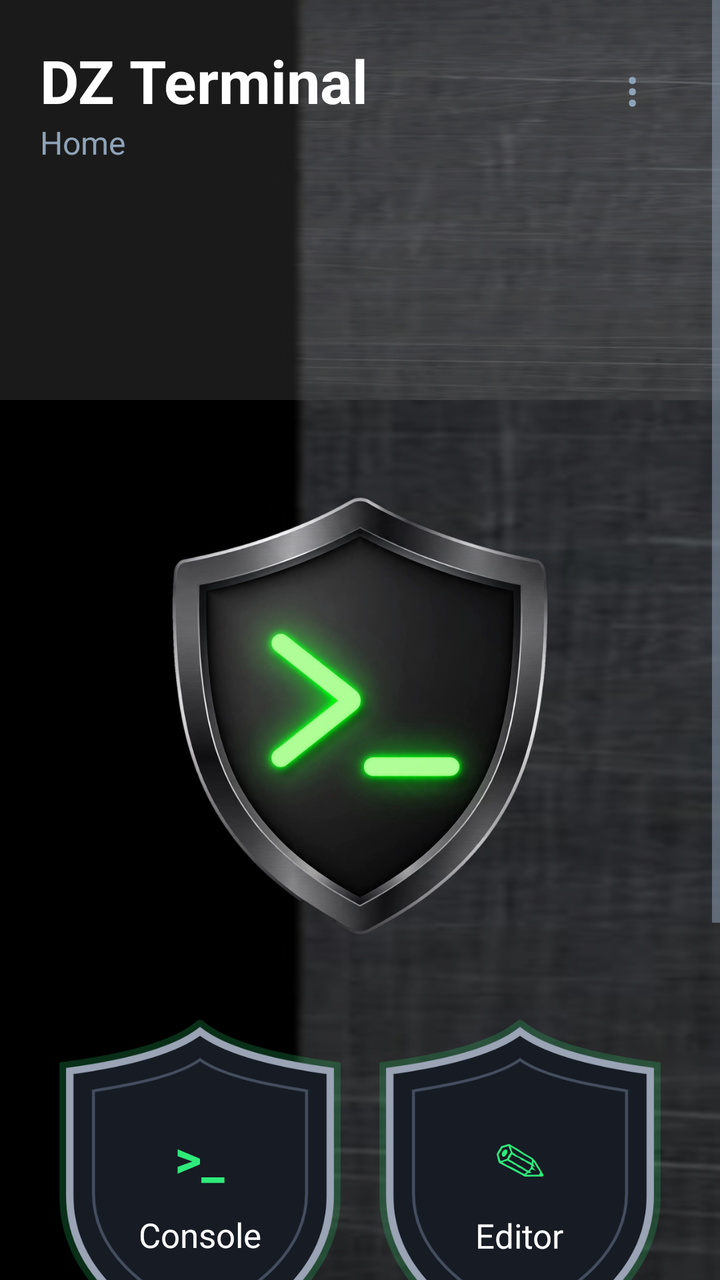
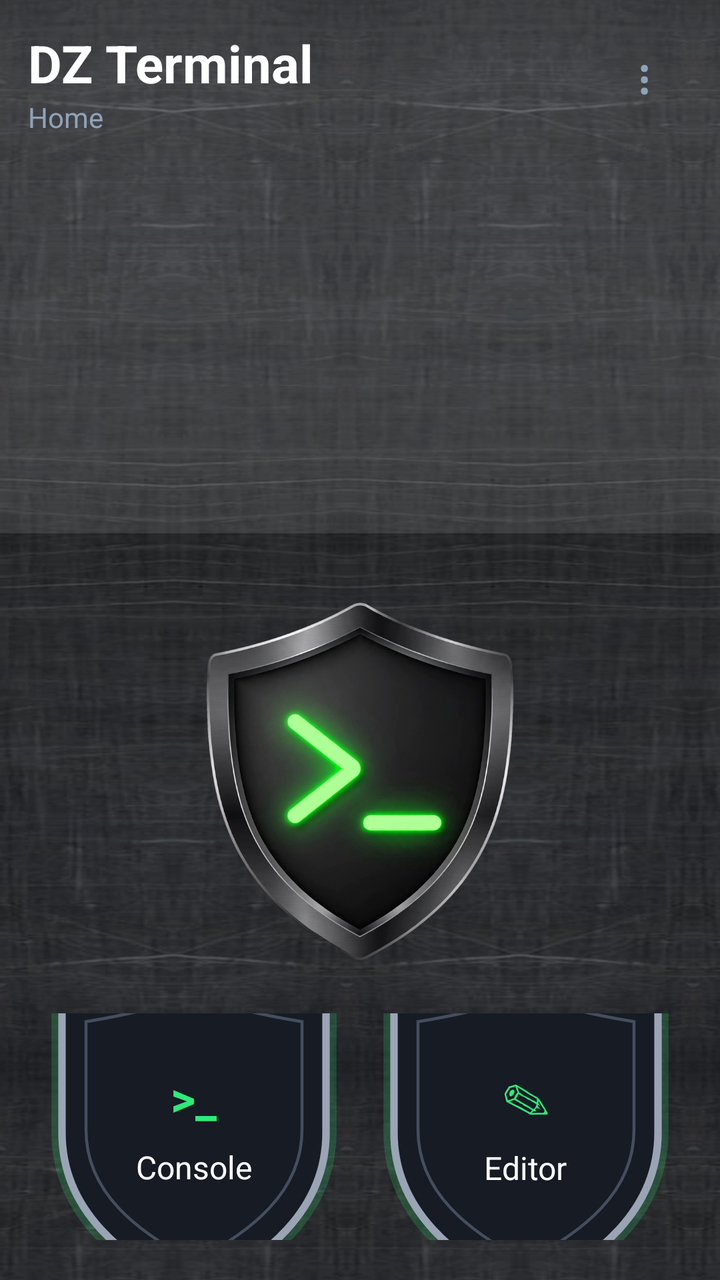

Two renders of the same Android screen: before a commit and after it. Below are the layout's source before the change and the commit's diff.
<!-- AndroidManifest.xml: application theme DzTheme -->
<!-- res/layout/activity_home.xml -->
<?xml version="1.0" encoding="utf-8"?>
<ScrollView xmlns:android="http://schemas.android.com/apk/res/android"
    android:layout_width="match_parent"
    android:layout_height="match_parent"
    android:fillViewport="true"
    android:background="@drawable/steel_bg">

    <LinearLayout
        android:layout_width="match_parent"
        android:layout_height="wrap_content"
        android:orientation="vertical">

        
        <RelativeLayout
            android:layout_width="match_parent"
            android:layout_height="wrap_content"
            android:background="@drawable/steel_header"
            android:padding="20dp">

            <LinearLayout
                android:layout_width="wrap_content"
                android:layout_height="wrap_content"
                android:orientation="vertical"
                android:layout_alignParentStart="true">

                <TextView
                    android:layout_width="wrap_content"
                    android:layout_height="wrap_content"
                    android:text="@string/app_name"
                    android:textSize="30sp"
                    android:textStyle="bold"
                    android:textColor="@color/dz_white" />

                <TextView
                    android:layout_width="wrap_content"
                    android:layout_height="wrap_content"
                    android:text="@string/home_subtitle"
                    android:textSize="16sp"
                    android:textColor="@color/dz_muted" />
            </LinearLayout>

            <Button
                android:id="@+id/home_menu"
                android:layout_width="48dp"
                android:layout_height="48dp"
                android:layout_alignParentEnd="true"
                android:text="@string/menu"
                android:textSize="24sp"
                android:textColor="@color/dz_muted"
                android:background="@android:color/transparent" />
        </RelativeLayout>

        <LinearLayout
            android:layout_width="match_parent"
            android:layout_height="wrap_content"
            android:orientation="vertical"
            android:padding="20dp">

            
            <LinearLayout
                android:layout_width="match_parent"
                android:layout_height="wrap_content"
                android:gravity="center"
                android:layout_marginTop="8dp"
                android:layout_marginBottom="16dp">

                <ImageView
                    android:id="@+id/home_terminal_button"
                    android:layout_width="220dp"
                    android:layout_height="260dp"
                    android:src="@drawable/home_shield"
                    android:scaleType="fitCenter"
                    android:clickable="true"
                    android:focusable="true"
                    android:background="@android:color/transparent"
                    android:contentDescription="@string/card_console" />
            </LinearLayout>

            
            <LinearLayout
                android:layout_width="match_parent"
                android:layout_height="wrap_content"
                android:orientation="horizontal">

                <LinearLayout
                    android:id="@+id/card_console"
                    android:layout_width="0dp"
                    android:layout_height="170dp"
                    android:layout_weight="1"
                    android:layout_margin="6dp"
                    android:orientation="vertical"
                    android:gravity="center"
                    android:clickable="true"
                    android:focusable="true"
                    android:background="@drawable/shield_card">

                    <TextView
                        android:layout_width="wrap_content"
                        android:layout_height="wrap_content"
                        android:text="@string/terminal_glyph"
                        android:textSize="26sp"
                        android:textStyle="bold"
                        android:textColor="@color/dz_green" />

                    <TextView
                        android:layout_width="wrap_content"
                        android:layout_height="wrap_content"
                        android:layout_marginTop="10dp"
                        android:text="@string/card_console"
                        android:textSize="17sp"
                        android:textColor="@color/dz_white" />
                </LinearLayout>

                <LinearLayout
                    android:id="@+id/card_editor"
                    android:layout_width="0dp"
                    android:layout_height="170dp"
                    android:layout_weight="1"
                    android:layout_margin="6dp"
                    android:orientation="vertical"
                    android:gravity="center"
                    android:clickable="true"
                    android:focusable="true"
                    android:background="@drawable/shield_card">

                    <TextView
                        android:layout_width="wrap_content"
                        android:layout_height="wrap_content"
                        android:text="✎"
                        android:textSize="26sp"
                        android:textColor="@color/dz_green" />

                    <TextView
                        android:layout_width="wrap_content"
                        android:layout_height="wrap_content"
                        android:layout_marginTop="10dp"
                        android:text="@string/card_editor"
                        android:textSize="17sp"
                        android:textColor="@color/dz_white" />
                </LinearLayout>
            </LinearLayout>

            
            <LinearLayout
                android:layout_width="match_parent"
                android:layout_height="wrap_content"
                android:orientation="horizontal">

                <LinearLayout
                    android:id="@+id/card_programs"
                    android:layout_width="0dp"
                    android:layout_height="170dp"
                    android:layout_weight="1"
                    android:layout_margin="6dp"
                    android:orientation="vertical"
                    android:gravity="center"
                    android:clickable="true"
                    android:focusable="true"
                    android:background="@drawable/shield_card">

                    <TextView
                        android:layout_width="wrap_content"
                        android:layout_height="wrap_content"
                        android:text="&lt;/&gt;"
                        android:textSize="26sp"
                        android:textStyle="bold"
                        android:textColor="@color/dz_green" />

                    <TextView
                        android:layout_width="wrap_content"
                        android:layout_height="wrap_content"
                        android:layout_marginTop="10dp"
                        android:text="@string/card_programs"
                        android:textSize="17sp"
                        android:textColor="@color/dz_white" />
                </LinearLayout>

                <LinearLayout
                    android:id="@+id/card_qpypi"
                    android:layout_width="0dp"
                    android:layout_height="170dp"
                    android:layout_weight="1"
                    android:layout_margin="6dp"
                    android:orientation="vertical"
                    android:gravity="center"
                    android:clickable="true"
                    android:focusable="true"
                    android:background="@drawable/shield_card">

                    <TextView
                        android:layout_width="wrap_content"
                        android:layout_height="wrap_content"
                        android:text="▦"
                        android:textSize="26sp"
                        android:textColor="@color/dz_green" />

                    <TextView
                        android:layout_width="wrap_content"
                        android:layout_height="wrap_content"
                        android:layout_marginTop="10dp"
                        android:text="@string/card_qpypi"
                        android:textSize="17sp"
                        android:textColor="@color/dz_white" />
                </LinearLayout>
            </LinearLayout>
        </LinearLayout>
    </LinearLayout>
</ScrollView>
<!-- resources referenced by this layout -->
<resources>
  <color name="dz_green">#2EEA7A</color>
  <color name="dz_muted">#8FA3B8</color>
  <color name="dz_white">#FFFFFF</color>
  <!-- drawable shield_card (drawable) -->
  <?xml version="1.0" encoding="utf-8"?>
  <selector xmlns:android="http://schemas.android.com/apk/res/android">
      <item android:state_focused="true" android:drawable="@drawable/shield_bg_active" />
      <item android:state_pressed="true" android:drawable="@drawable/shield_bg_active" />
      <item android:drawable="@drawable/shield_bg" />
  </selector>
  <!-- drawable steel_bg: png bitmap (drawable-xxxhdpi, 135696 bytes) -->
  <!-- drawable steel_header (drawable) -->
  <?xml version="1.0" encoding="utf-8"?>
  <layer-list xmlns:android="http://schemas.android.com/apk/res/android">
      <item android:drawable="@drawable/steel_bg" />
      <item>
          <shape android:shape="rectangle">
              <solid android:color="#1AFFFFFF" />
          </shape>
      </item>
  </layer-list>
  <string name="app_name">DZ Terminal</string>
  <string name="card_console">Console</string>
  <string name="card_editor">Editor</string>
  <string name="card_programs">Programs</string>
  <string name="card_qpypi">QPYPI</string>
  <string name="home_subtitle">Home</string>
  <string name="menu">⋮</string>
  <string name="terminal_glyph">&gt;_</string>
  <style name="DzTheme" parent="android:Theme.Material.NoActionBar">
          <item name="android:windowBackground">@color/dz_navy</item>
          <item name="android:colorBackground">@color/dz_navy</item>
          <item name="android:textColor">@color/dz_white</item>
          <item name="android:textColorPrimary">@color/dz_white</item>
          <item name="android:textColorSecondary">@color/dz_muted</item>
          <item name="android:colorAccent">@color/dz_green</item>
      </style>
  <!-- drawable shield_bg (drawable) -->
  <?xml version="1.0" encoding="utf-8"?>
  <vector xmlns:android="http://schemas.android.com/apk/res/android"
      android:width="120dp"
      android:height="144dp"
      android:viewportWidth="100"
      android:viewportHeight="120">
      <path
          android:fillColor="#00000000"
          android:strokeColor="#332EEA7A"
          android:strokeWidth="7"
          android:pathData="M50,4 C60,12 80,16 94,18 L94,62 C94,88 74,104 50,116 C26,104 6,88 6,62 L6,18 C20,16 40,12 50,4 Z" />
      <path
          android:fillColor="#161B24"
          android:strokeColor="#9AA4B5"
          android:strokeWidth="2.5"
          android:pathData="M50,4 C60,12 80,16 94,18 L94,62 C94,88 74,104 50,116 C26,104 6,88 6,62 L6,18 C20,16 40,12 50,4 Z" />
      <path
          android:fillColor="#00000000"
          android:strokeColor="#454E5E"
          android:strokeWidth="1"
          android:pathData="M50,14 C58,20 74,23 86,25 L86,61 C86,82 69,95 50,105 C31,95 14,82 14,61 L14,25 C26,23 42,20 50,14 Z" />
  </vector>
  <color name="dz_navy">#0A1A2F</color>
  <!-- unchanged entries left out for length: 2 -->
</resources>

<!-- the commit's change to res/layout/activity_home.xml (unified diff, before → after) -->
@@ -1,208 +1,202 @@
 <?xml version="1.0" encoding="utf-8"?>
-<ScrollView xmlns:android="http://schemas.android.com/apk/res/android"
+<LinearLayout xmlns:android="http://schemas.android.com/apk/res/android"
     android:layout_width="match_parent"
     android:layout_height="match_parent"
-    android:fillViewport="true"
+    android:orientation="vertical"
     android:background="@drawable/steel_bg">
+
+    
+    <RelativeLayout
+        android:layout_width="match_parent"
+        android:layout_height="wrap_content"
+        android:background="@drawable/steel_header"
+        android:padding="14dp">
+
+        <LinearLayout
+            android:layout_width="wrap_content"
+            android:layout_height="wrap_content"
+            android:orientation="vertical"
+            android:layout_alignParentStart="true">
+
+            <TextView
+                android:layout_width="wrap_content"
+                android:layout_height="wrap_content"
+                android:text="@string/app_name"
+                android:textSize="26sp"
+                android:textStyle="bold"
+                android:textColor="@color/dz_white" />
+
+            <TextView
+                android:layout_width="wrap_content"
+                android:layout_height="wrap_content"
+                android:text="@string/home_subtitle"
+                android:textSize="14sp"
+                android:textColor="@color/dz_muted" />
+        </LinearLayout>
+
+        <Button
+            android:id="@+id/home_menu"
+            android:layout_width="48dp"
+            android:layout_height="48dp"
+            android:layout_alignParentEnd="true"
+            android:text="@string/menu"
+            android:textSize="24sp"
+            android:textColor="@color/dz_muted"
+            android:background="@android:color/transparent" />
+    </RelativeLayout>
 
     <LinearLayout
         android:layout_width="match_parent"
         android:layout_height="wrap_content"
-        android:orientation="vertical">
+        android:orientation="vertical"
+        android:paddingStart="16dp"
+        android:paddingEnd="16dp"
+        android:paddingTop="12dp"
+        android:paddingBottom="8dp">
 
         
-        <RelativeLayout
+        <LinearLayout
             android:layout_width="match_parent"
             android:layout_height="wrap_content"
-            android:background="@drawable/steel_header"
-            android:padding="20dp">
-
-            <LinearLayout
-                android:layout_width="wrap_content"
-                android:layout_height="wrap_content"
-                android:orientation="vertical"
-                android:layout_alignParentStart="true">
-
-                <TextView
-                    android:layout_width="wrap_content"
-                    android:layout_height="wrap_content"
-                    android:text="@string/app_name"
-                    android:textSize="30sp"
+            android:gravity="center"
+            android:layout_marginTop="6dp"
+            android:layout_marginBottom="10dp">
+
+            <ImageView
+                android:id="@+id/home_terminal_button"
+                android:layout_width="180dp"
+                android:layout_height="212dp"
+                android:src="@drawable/home_shield"
+                android:scaleType="fitCenter"
+                android:clickable="true"
+                android:focusable="true"
+                android:background="@android:color/transparent"
+                android:contentDescription="@string/card_console" />
+        </LinearLayout>
+
+        
+        <LinearLayout
+            android:layout_width="match_parent"
+            android:layout_height="wrap_content"
+            android:orientation="horizontal"
+            android:gravity="center"
+            android:layout_marginBottom="12dp">
+
+            <LinearLayout
+                android:id="@+id/card_console"
+                android:layout_width="150dp"
+                android:layout_height="180dp"
+                android:orientation="vertical"
+                android:gravity="center"
+                android:clickable="true"
+                android:focusable="true"
+                android:background="@drawable/shield_card">
+
+                <TextView
+                    android:layout_width="wrap_content"
+                    android:layout_height="wrap_content"
+                    android:text="@string/terminal_glyph"
+                    android:textSize="24sp"
                     android:textStyle="bold"
-                    android:textColor="@color/dz_white" />
-
-                <TextView
-                    android:layout_width="wrap_content"
-                    android:layout_height="wrap_content"
-                    android:text="@string/home_subtitle"
-                    android:textSize="16sp"
-                    android:textColor="@color/dz_muted" />
-            </LinearLayout>
-
-            <Button
-                android:id="@+id/home_menu"
-                android:layout_width="48dp"
-                android:layout_height="48dp"
-                android:layout_alignParentEnd="true"
-                android:text="@string/menu"
-                android:textSize="24sp"
-                android:textColor="@color/dz_muted"
-                android:background="@android:color/transparent" />
-        </RelativeLayout>
-
+                    android:textColor="@color/dz_green" />
+
+                <TextView
+                    android:layout_width="wrap_content"
+                    android:layout_height="wrap_content"
+                    android:layout_marginTop="8dp"
+                    android:text="@string/card_console"
+                    android:textSize="16sp"
+                    android:textColor="@color/dz_white" />
+            </LinearLayout>
+
+            <LinearLayout
+                android:id="@+id/card_editor"
+                android:layout_width="150dp"
+                android:layout_height="180dp"
+                android:layout_marginStart="16dp"
+                android:orientation="vertical"
+                android:gravity="center"
+                android:clickable="true"
+                android:focusable="true"
+                android:background="@drawable/shield_card">
+
+                <TextView
+                    android:layout_width="wrap_content"
+                    android:layout_height="wrap_content"
+                    android:text="✎"
+                    android:textSize="24sp"
+                    android:textColor="@color/dz_green" />
+
+                <TextView
+                    android:layout_width="wrap_content"
+                    android:layout_height="wrap_content"
+                    android:layout_marginTop="8dp"
+                    android:text="@string/card_editor"
+                    android:textSize="16sp"
+                    android:textColor="@color/dz_white" />
+            </LinearLayout>
+        </LinearLayout>
+
+        
         <LinearLayout
             android:layout_width="match_parent"
             android:layout_height="wrap_content"
-            android:orientation="vertical"
-            android:padding="20dp">
-
-            
-            <LinearLayout
-                android:layout_width="match_parent"
-                android:layout_height="wrap_content"
-                android:gravity="center"
-                android:layout_marginTop="8dp"
-                android:layout_marginBottom="16dp">
-
-                <ImageView
-                    android:id="@+id/home_terminal_button"
-                    android:layout_width="220dp"
-                    android:layout_height="260dp"
-                    android:src="@drawable/home_shield"
-                    android:scaleType="fitCenter"
-                    android:clickable="true"
-                    android:focusable="true"
-                    android:background="@android:color/transparent"
-                    android:contentDescription="@string/card_console" />
-            </LinearLayout>
-
-            
-            <LinearLayout
-                android:layout_width="match_parent"
-                android:layout_height="wrap_content"
-                android:orientation="horizontal">
-
-                <LinearLayout
-                    android:id="@+id/card_console"
-                    android:layout_width="0dp"
-                    android:layout_height="170dp"
-                    android:layout_weight="1"
-                    android:layout_margin="6dp"
-                    android:orientation="vertical"
-                    android:gravity="center"
-                    android:clickable="true"
-                    android:focusable="true"
-                    android:background="@drawable/shield_card">
-
-                    <TextView
-                        android:layout_width="wrap_content"
-                        android:layout_height="wrap_content"
-                        android:text="@string/terminal_glyph"
-                        android:textSize="26sp"
-                        android:textStyle="bold"
-                        android:textColor="@color/dz_green" />
-
-                    <TextView
-                        android:layout_width="wrap_content"
-                        android:layout_height="wrap_content"
-                        android:layout_marginTop="10dp"
-                        android:text="@string/card_console"
-                        android:textSize="17sp"
-                        android:textColor="@color/dz_white" />
-                </LinearLayout>
-
-                <LinearLayout
-                    android:id="@+id/card_editor"
-                    android:layout_width="0dp"
-                    android:layout_height="170dp"
-                    android:layout_weight="1"
-                    android:layout_margin="6dp"
-                    android:orientation="vertical"
-                    android:gravity="center"
-                    android:clickable="true"
-                    android:focusable="true"
-                    android:background="@drawable/shield_card">
-
-                    <TextView
-                        android:layout_width="wrap_content"
-                        android:layout_height="wrap_content"
-                        android:text="✎"
-                        android:textSize="26sp"
-                        android:textColor="@color/dz_green" />
-
-                    <TextView
-                        android:layout_width="wrap_content"
-                        android:layout_height="wrap_content"
-                        android:layout_marginTop="10dp"
-                        android:text="@string/card_editor"
-                        android:textSize="17sp"
-                        android:textColor="@color/dz_white" />
-                </LinearLayout>
-            </LinearLayout>
-
-            
-            <LinearLayout
-                android:layout_width="match_parent"
-                android:layout_height="wrap_content"
-                android:orientation="horizontal">
-
-                <LinearLayout
-                    android:id="@+id/card_programs"
-                    android:layout_width="0dp"
-                    android:layout_height="170dp"
-                    android:layout_weight="1"
-                    android:layout_margin="6dp"
-                    android:orientation="vertical"
-                    android:gravity="center"
-                    android:clickable="true"
-                    android:focusable="true"
-                    android:background="@drawable/shield_card">
-
-                    <TextView
-                        android:layout_width="wrap_content"
-                        android:layout_height="wrap_content"
-                        android:text="&lt;/&gt;"
-                        android:textSize="26sp"
-                        android:textStyle="bold"
-                        android:textColor="@color/dz_green" />
-
-                    <TextView
-                        android:layout_width="wrap_content"
-                        android:layout_height="wrap_content"
-                        android:layout_marginTop="10dp"
-                        android:text="@string/card_programs"
-                        android:textSize="17sp"
-                        android:textColor="@color/dz_white" />
-                </LinearLayout>
-
-                <LinearLayout
-                    android:id="@+id/card_qpypi"
-                    android:layout_width="0dp"
-                    android:layout_height="170dp"
-                    android:layout_weight="1"
-                    android:layout_margin="6dp"
-                    android:orientation="vertical"
-                    android:gravity="center"
-                    android:clickable="true"
-                    android:focusable="true"
-                    android:background="@drawable/shield_card">
-
-                    <TextView
-                        android:layout_width="wrap_content"
-                        android:layout_height="wrap_content"
-                        android:text="▦"
-                        android:textSize="26sp"
-                        android:textColor="@color/dz_green" />
-
-                    <TextView
-                        android:layout_width="wrap_content"
-                        android:layout_height="wrap_content"
-                        android:layout_marginTop="10dp"
-                        android:text="@string/card_qpypi"
-                        android:textSize="17sp"
-                        android:textColor="@color/dz_white" />
-                </LinearLayout>
+            android:orientation="horizontal"
+            android:gravity="center">
+
+            <LinearLayout
+                android:id="@+id/card_programs"
+                android:layout_width="150dp"
+                android:layout_height="180dp"
+                android:orientation="vertical"
+                android:gravity="center"
+                android:clickable="true"
+                android:focusable="true"
+                android:background="@drawable/shield_card">
+
+                <TextView
+                    android:layout_width="wrap_content"
+                    android:layout_height="wrap_content"
+                    android:text="&lt;/&gt;"
+                    android:textSize="24sp"
+                    android:textStyle="bold"
+                    android:textColor="@color/dz_green" />
+
+                <TextView
+                    android:layout_width="wrap_content"
+                    android:layout_height="wrap_content"
+                    android:layout_marginTop="8dp"
+                    android:text="@string/card_programs"
+                    android:textSize="16sp"
+                    android:textColor="@color/dz_white" />
+            </LinearLayout>
+
+            <LinearLayout
+                android:id="@+id/card_qpypi"
+                android:layout_width="150dp"
+                android:layout_height="180dp"
+                android:layout_marginStart="16dp"
+                android:orientation="vertical"
+                android:gravity="center"
+                android:clickable="true"
+                android:focusable="true"
+                android:background="@drawable/shield_card">
+
+                <TextView
+                    android:layout_width="wrap_content"
+                    android:layout_height="wrap_content"
+                    android:text="▦"
+                    android:textSize="24sp"
+                    android:textColor="@color/dz_green" />
+
+                <TextView
+                    android:layout_width="wrap_content"
+                    android:layout_height="wrap_content"
+                    android:layout_marginTop="8dp"
+                    android:text="@string/card_qpypi"
+                    android:textSize="16sp"
+                    android:textColor="@color/dz_white" />
             </LinearLayout>
         </LinearLayout>
     </LinearLayout>
-</ScrollView>
+</LinearLayout>
<!-- resource entries referenced after the edit -->
@@ -10,7 +10,11 @@
       <item android:state_pressed="true" android:drawable="@drawable/shield_bg_active" />
       <item android:drawable="@drawable/shield_bg" />
   </selector>
-  <!-- drawable steel_bg: png bitmap (drawable-xxxhdpi, 135696 bytes) -->
+  <!-- drawable steel_bg (drawable) -->
+  <?xml version="1.0" encoding="utf-8"?>
+  <bitmap xmlns:android="http://schemas.android.com/apk/res/android"
+      android:src="@drawable/steel_tile"
+      android:tileMode="mirror" />
   <!-- drawable steel_header (drawable) -->
   <?xml version="1.0" encoding="utf-8"?>
   <layer-list xmlns:android="http://schemas.android.com/apk/res/android">
@@ -60,6 +64,7 @@
           android:strokeWidth="1"
           android:pathData="M50,14 C58,20 74,23 86,25 L86,61 C86,82 69,95 50,105 C31,95 14,82 14,61 L14,25 C26,23 42,20 50,14 Z" />
   </vector>
+  <!-- drawable steel_tile: png bitmap (drawable-nodpi, 117285 bytes) -->
   <color name="dz_navy">#0A1A2F</color>
   <!-- unchanged entries left out for length: 2 -->
 </resources>
